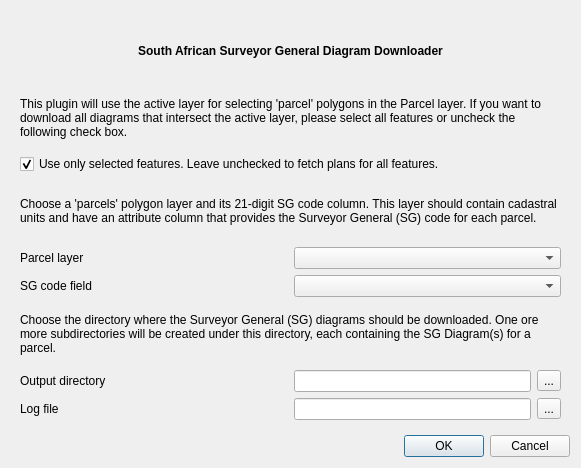
The window that ui/sg_downloader_base.ui (kartoza/sg-diagram-downloader) describes before a commit, drawn with Qt 5.
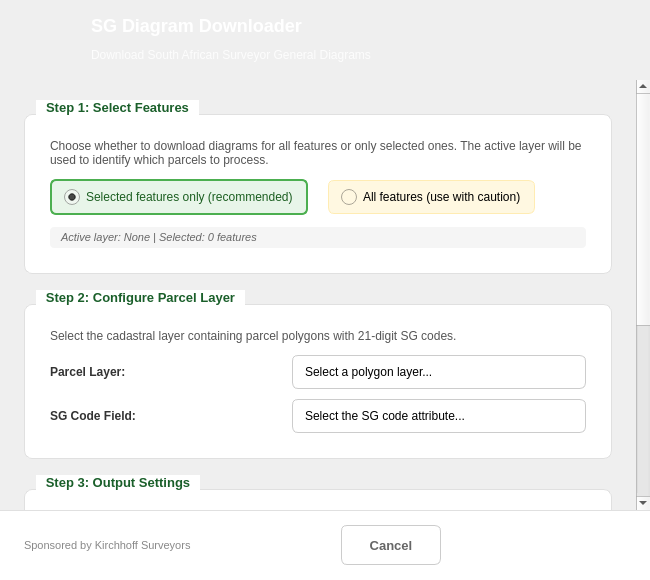
The same window after the commit. Icons and pictures are not drawn.

Commit message: Redesign download dialog with modern, intuitive UI

What changed in the file:
```diff
--- a/ui/sg_downloader_base.ui
+++ b/ui/sg_downloader_base.ui
@@ -6,201 +6,981 @@
    <rect>
     <x>0</x>
     <y>0</y>
-    <width>581</width>
-    <height>468</height>
+    <width>650</width>
+    <height>580</height>
    </rect>
   </property>
+  <property name="minimumSize">
+   <size>
+    <width>550</width>
+    <height>480</height>
+   </size>
+  </property>
   <property name="windowTitle">
-   <string>Surveyor General Diagram Downloader</string>
+   <string>SG Diagram Downloader</string>
   </property>
-  <layout class="QGridLayout" name="gridLayout">
-   <item row="0" column="0">
+  <property name="windowIcon">
+   <iconset>
+    <normaloff>../resources/icon.svg</normaloff>../resources/icon.svg</iconset>
+  </property>
+  <layout class="QVBoxLayout" name="main_layout">
+   <property name="spacing">
+    <number>0</number>
+   </property>
+   <property name="leftMargin">
+    <number>0</number>
+   </property>
+   <property name="topMargin">
+    <number>0</number>
+   </property>
+   <property name="rightMargin">
+    <number>0</number>
+   </property>
+   <property name="bottomMargin">
+    <number>0</number>
+   </property>
+   <item>
+    <!-- Header Banner -->
+    <widget class="QFrame" name="header_frame">
+     <property name="minimumSize">
+      <size>
+       <width>0</width>
+       <height>80</height>
+      </size>
+     </property>
+     <property name="maximumSize">
+      <size>
+       <width>16777215</width>
+       <height>80</height>
+      </size>
+     </property>
+     <property name="styleSheet">
+      <string notr="true">
+QFrame#header_frame {
+    background: qlineargradient(x1:0, y1:0, x2:1, y2:0,
+        stop:0 #1a5f2a, stop:0.5 #228b22, stop:1 #2e8b57);
+    border: none;
+}
+      </string>
+     </property>
+     <layout class="QHBoxLayout" name="header_layout">
+      <property name="spacing">
+       <number>15</number>
+      </property>
+      <property name="leftMargin">
+       <number>20</number>
+      </property>
+      <property name="topMargin">
+       <number>12</number>
+      </property>
+      <property name="rightMargin">
+       <number>20</number>
+      </property>
+      <property name="bottomMargin">
+       <number>12</number>
+      </property>
+      <item>
+       <widget class="QLabel" name="header_icon">
+        <property name="minimumSize">
+         <size>
+          <width>56</width>
+          <height>56</height>
+         </size>
+        </property>
+        <property name="maximumSize">
+         <size>
+          <width>56</width>
+          <height>56</height>
+         </size>
+        </property>
+        <property name="text">
+         <string/>
+        </property>
+        <property name="pixmap">
+         <pixmap>../resources/icon.svg</pixmap>
+        </property>
+        <property name="scaledContents">
+         <bool>true</bool>
+        </property>
+       </widget>
+      </item>
+      <item>
+       <layout class="QVBoxLayout" name="header_text_layout">
+        <property name="spacing">
+         <number>2</number>
+        </property>
+        <item>
+         <widget class="QLabel" name="header_title">
+          <property name="styleSheet">
+           <string notr="true">
+QLabel {
+    color: white;
+    font-size: 18px;
+    font-weight: bold;
+    background: transparent;
+}
+           </string>
+          </property>
+          <property name="text">
+           <string>SG Diagram Downloader</string>
+          </property>
+         </widget>
+        </item>
+        <item>
+         <widget class="QLabel" name="header_subtitle">
+          <property name="styleSheet">
+           <string notr="true">
+QLabel {
+    color: rgba(255, 255, 255, 0.85);
+    font-size: 12px;
+    background: transparent;
+}
+           </string>
+          </property>
+          <property name="text">
+           <string>Download South African Surveyor General Diagrams</string>
+          </property>
+         </widget>
+        </item>
+       </layout>
+      </item>
+      <item>
+       <spacer name="header_spacer">
+        <property name="orientation">
+         <enum>Qt::Horizontal</enum>
+        </property>
+        <property name="sizeHint" stdset="0">
+         <size>
+          <width>40</width>
+          <height>20</height>
+         </size>
+        </property>
+       </spacer>
+      </item>
+     </layout>
+    </widget>
+   </item>
+   <item>
+    <!-- Main Content Area -->
     <widget class="QScrollArea" name="scrollArea">
      <property name="frameShape">
       <enum>QFrame::NoFrame</enum>
      </property>
-     <property name="lineWidth">
-      <number>1</number>
-     </property>
      <property name="widgetResizable">
       <bool>true</bool>
      </property>
+     <property name="styleSheet">
+      <string notr="true">
+QScrollArea {
+    background-color: #f8f9fa;
+    border: none;
+}
+QScrollArea > QWidget > QWidget {
+    background-color: #f8f9fa;
+}
+      </string>
+     </property>
      <widget class="QWidget" name="scrollAreaWidgetContents">
       <property name="geometry">
        <rect>
         <x>0</x>
         <y>0</y>
-        <width>563</width>
-        <height>419</height>
+        <width>650</width>
+        <height>420</height>
        </rect>
       </property>
-      <layout class="QVBoxLayout" name="verticalLayout">
+      <layout class="QVBoxLayout" name="content_layout">
+       <property name="spacing">
+        <number>16</number>
+       </property>
+       <property name="leftMargin">
+        <number>24</number>
+       </property>
+       <property name="topMargin">
+        <number>20</number>
+       </property>
+       <property name="rightMargin">
+        <number>24</number>
+       </property>
+       <property name="bottomMargin">
+        <number>20</number>
+       </property>
+
+       <!-- Step 1: Feature Selection Card -->
        <item>
-        <widget class="QLabel" name="label_4">
+        <widget class="QGroupBox" name="step1_group">
+         <property name="title">
+          <string>Step 1: Select Features</string>
+         </property>
          <property name="styleSheet">
-          <string notr="true">font-weight: bold;</string>
+          <string notr="true">
+QGroupBox {
+    background-color: white;
+    border: 1px solid #e0e0e0;
+    border-radius: 8px;
+    margin-top: 14px;
+    padding: 16px;
+    font-weight: bold;
+    font-size: 13px;
+}
+QGroupBox::title {
+    subcontrol-origin: margin;
+    subcontrol-position: top left;
+    left: 12px;
+    padding: 0 8px;
+    background-color: white;
+    color: #1a5f2a;
+}
+          </string>
          </property>
-         <property name="text">
-          <string>South African Surveyor General Diagram Downloader</string>
-         </property>
-         <property name="alignment">
-          <set>Qt::AlignCenter</set>
-         </property>
+         <layout class="QVBoxLayout" name="step1_layout">
+          <property name="spacing">
+           <number>12</number>
+          </property>
+          <property name="topMargin">
+           <number>8</number>
+          </property>
+          <item>
+           <widget class="QLabel" name="step1_description">
+            <property name="styleSheet">
+             <string notr="true">
+QLabel {
+    color: #555;
+    font-weight: normal;
+    font-size: 12px;
+    line-height: 1.4;
+}
+             </string>
+            </property>
+            <property name="text">
+             <string>Choose whether to download diagrams for all features or only selected ones. The active layer will be used to identify which parcels to process.</string>
+            </property>
+            <property name="wordWrap">
+             <bool>true</bool>
+            </property>
+           </widget>
+          </item>
+          <item>
+           <layout class="QHBoxLayout" name="selection_mode_layout">
+            <property name="spacing">
+             <number>20</number>
+            </property>
+            <item>
+             <widget class="QRadioButton" name="radio_selected_only">
+              <property name="styleSheet">
+               <string notr="true">
+QRadioButton {
+    font-weight: normal;
+    font-size: 12px;
+    padding: 8px 12px;
+    background-color: #f0f7f0;
+    border: 1px solid #c8e6c9;
+    border-radius: 6px;
+}
+QRadioButton:checked {
+    background-color: #e8f5e9;
+    border: 2px solid #4caf50;
+    color: #1b5e20;
+}
+QRadioButton:hover {
+    background-color: #e8f5e9;
+}
+QRadioButton::indicator {
+    width: 16px;
+    height: 16px;
+}
+               </string>
+              </property>
+              <property name="text">
+               <string>Selected features only (recommended)</string>
+              </property>
+              <property name="checked">
+               <bool>true</bool>
+              </property>
+             </widget>
+            </item>
+            <item>
+             <widget class="QRadioButton" name="radio_all_features">
+              <property name="styleSheet">
+               <string notr="true">
+QRadioButton {
+    font-weight: normal;
+    font-size: 12px;
+    padding: 8px 12px;
+    background-color: #fff8e1;
+    border: 1px solid #ffecb3;
+    border-radius: 6px;
+}
+QRadioButton:checked {
+    background-color: #fff3e0;
+    border: 2px solid #ff9800;
+    color: #e65100;
+}
+QRadioButton:hover {
+    background-color: #fff3e0;
+}
+QRadioButton::indicator {
+    width: 16px;
+    height: 16px;
+}
+               </string>
+              </property>
+              <property name="text">
+               <string>All features (use with caution)</string>
+              </property>
+             </widget>
+            </item>
+            <item>
+             <spacer name="selection_spacer">
+              <property name="orientation">
+               <enum>Qt::Horizontal</enum>
+              </property>
+              <property name="sizeHint" stdset="0">
+               <size>
+                <width>40</width>
+                <height>20</height>
+               </size>
+              </property>
+             </spacer>
+            </item>
+           </layout>
+          </item>
+          <item>
+           <widget class="QLabel" name="selection_status">
+            <property name="styleSheet">
+             <string notr="true">
+QLabel {
+    color: #666;
+    font-weight: normal;
+    font-size: 11px;
+    font-style: italic;
+    padding: 4px 8px;
+    background-color: #f5f5f5;
+    border-radius: 4px;
+}
+             </string>
+            </property>
+            <property name="text">
+             <string>Active layer: None | Selected: 0 features</string>
+            </property>
+           </widget>
+          </item>
+         </layout>
         </widget>
        </item>
+
+       <!-- Step 2: Parcel Layer Card -->
        <item>
-        <widget class="QLabel" name="label">
-         <property name="text">
-          <string>This plugin will use the active layer for selecting 'parcel' polygons in the Parcel layer. If you want to download all diagrams that intersect the active layer, please select all features or uncheck the following check box.</string>
+        <widget class="QGroupBox" name="step2_group">
+         <property name="title">
+          <string>Step 2: Configure Parcel Layer</string>
          </property>
-         <property name="wordWrap">
-          <bool>true</bool>
+         <property name="styleSheet">
+          <string notr="true">
+QGroupBox {
+    background-color: white;
+    border: 1px solid #e0e0e0;
+    border-radius: 8px;
+    margin-top: 14px;
+    padding: 16px;
+    font-weight: bold;
+    font-size: 13px;
+}
+QGroupBox::title {
+    subcontrol-origin: margin;
+    subcontrol-position: top left;
+    left: 12px;
+    padding: 0 8px;
+    background-color: white;
+    color: #1a5f2a;
+}
+          </string>
          </property>
+         <layout class="QVBoxLayout" name="step2_layout">
+          <property name="spacing">
+           <number>12</number>
+          </property>
+          <property name="topMargin">
+           <number>8</number>
+          </property>
+          <item>
+           <widget class="QLabel" name="step2_description">
+            <property name="styleSheet">
+             <string notr="true">
+QLabel {
+    color: #555;
+    font-weight: normal;
+    font-size: 12px;
+}
+             </string>
+            </property>
+            <property name="text">
+             <string>Select the cadastral layer containing parcel polygons with 21-digit SG codes.</string>
+            </property>
+            <property name="wordWrap">
+             <bool>true</bool>
+            </property>
+           </widget>
+          </item>
+          <item>
+           <layout class="QGridLayout" name="parcel_grid">
+            <property name="horizontalSpacing">
+             <number>16</number>
+            </property>
+            <property name="verticalSpacing">
+             <number>10</number>
+            </property>
+            <item row="0" column="0">
+             <widget class="QLabel" name="label_parcel_layer">
+              <property name="styleSheet">
+               <string notr="true">
+QLabel {
+    font-weight: 600;
+    font-size: 12px;
+    color: #333;
+}
+               </string>
+              </property>
+              <property name="text">
+               <string>Parcel Layer:</string>
+              </property>
+              <property name="buddy">
+               <cstring>combo_box_parcel_layer</cstring>
+              </property>
+             </widget>
+            </item>
+            <item row="0" column="1">
+             <widget class="QComboBox" name="combo_box_parcel_layer">
+              <property name="styleSheet">
+               <string notr="true">
+QComboBox {
+    font-weight: normal;
+    font-size: 12px;
+    padding: 8px 12px;
+    border: 1px solid #ccc;
+    border-radius: 6px;
+    background-color: white;
+    min-width: 250px;
+}
+QComboBox:hover {
+    border-color: #4caf50;
+}
+QComboBox:focus {
+    border: 2px solid #4caf50;
+}
+QComboBox::drop-down {
+    border: none;
+    padding-right: 10px;
+}
+               </string>
+              </property>
+              <property name="placeholderText">
+               <string>Select a polygon layer...</string>
+              </property>
+             </widget>
+            </item>
+            <item row="1" column="0">
+             <widget class="QLabel" name="label_sg_code_field">
+              <property name="styleSheet">
+               <string notr="true">
+QLabel {
+    font-weight: 600;
+    font-size: 12px;
+    color: #333;
+}
+               </string>
+              </property>
+              <property name="text">
+               <string>SG Code Field:</string>
+              </property>
+              <property name="buddy">
+               <cstring>combo_box_sg_code_field</cstring>
+              </property>
+             </widget>
+            </item>
+            <item row="1" column="1">
+             <widget class="QComboBox" name="combo_box_sg_code_field">
+              <property name="styleSheet">
+               <string notr="true">
+QComboBox {
+    font-weight: normal;
+    font-size: 12px;
+    padding: 8px 12px;
+    border: 1px solid #ccc;
+    border-radius: 6px;
+    background-color: white;
+    min-width: 250px;
+}
+QComboBox:hover {
+    border-color: #4caf50;
+}
+QComboBox:focus {
+    border: 2px solid #4caf50;
+}
+QComboBox::drop-down {
+    border: none;
+    padding-right: 10px;
+}
+               </string>
+              </property>
+              <property name="placeholderText">
+               <string>Select the SG code attribute...</string>
+              </property>
+             </widget>
+            </item>
+           </layout>
+          </item>
+         </layout>
         </widget>
        </item>
+
+       <!-- Step 3: Output Settings Card -->
        <item>
-        <widget class="QCheckBox" name="selected_sites_only">
-         <property name="text">
-          <string>Use only selected features. Leave unchecked to fetch plans for all features.</string>
+        <widget class="QGroupBox" name="step3_group">
+         <property name="title">
+          <string>Step 3: Output Settings</string>
          </property>
-         <property name="checked">
-          <bool>true</bool>
+         <property name="styleSheet">
+          <string notr="true">
+QGroupBox {
+    background-color: white;
+    border: 1px solid #e0e0e0;
+    border-radius: 8px;
+    margin-top: 14px;
+    padding: 16px;
+    font-weight: bold;
+    font-size: 13px;
+}
+QGroupBox::title {
+    subcontrol-origin: margin;
+    subcontrol-position: top left;
+    left: 12px;
+    padding: 0 8px;
+    background-color: white;
+    color: #1a5f2a;
+}
+          </string>
          </property>
+         <layout class="QVBoxLayout" name="step3_layout">
+          <property name="spacing">
+           <number>12</number>
+          </property>
+          <property name="topMargin">
+           <number>8</number>
+          </property>
+          <item>
+           <widget class="QLabel" name="step3_description">
+            <property name="styleSheet">
+             <string notr="true">
+QLabel {
+    color: #555;
+    font-weight: normal;
+    font-size: 12px;
+}
+             </string>
+            </property>
+            <property name="text">
+             <string>Configure where downloaded diagrams and logs will be saved.</string>
+            </property>
+            <property name="wordWrap">
+             <bool>true</bool>
+            </property>
+           </widget>
+          </item>
+          <item>
+           <layout class="QGridLayout" name="output_grid">
+            <property name="horizontalSpacing">
+             <number>12</number>
+            </property>
+            <property name="verticalSpacing">
+             <number>10</number>
+            </property>
+            <item row="0" column="0">
+             <widget class="QLabel" name="label_output_directory">
+              <property name="styleSheet">
+               <string notr="true">
+QLabel {
+    font-weight: 600;
+    font-size: 12px;
+    color: #333;
+}
+               </string>
+              </property>
+              <property name="text">
+               <string>Output Folder:</string>
+              </property>
+              <property name="buddy">
+               <cstring>line_edit_output_directory</cstring>
+              </property>
+             </widget>
+            </item>
+            <item row="0" column="1">
+             <widget class="QLineEdit" name="line_edit_output_directory">
+              <property name="styleSheet">
+               <string notr="true">
+QLineEdit {
+    font-weight: normal;
+    font-size: 12px;
+    padding: 8px 12px;
+    border: 1px solid #ccc;
+    border-radius: 6px;
+    background-color: white;
+}
+QLineEdit:hover {
+    border-color: #4caf50;
+}
+QLineEdit:focus {
+    border: 2px solid #4caf50;
+}
+               </string>
+              </property>
+              <property name="placeholderText">
+               <string>Select output folder for diagrams...</string>
+              </property>
+             </widget>
+            </item>
+            <item row="0" column="2">
+             <widget class="QToolButton" name="output_directory_button">
+              <property name="styleSheet">
+               <string notr="true">
+QToolButton {
+    font-weight: normal;
+    font-size: 14px;
+    padding: 8px 14px;
+    border: 1px solid #4caf50;
+    border-radius: 6px;
+    background-color: #e8f5e9;
+    color: #1b5e20;
+}
+QToolButton:hover {
+    background-color: #c8e6c9;
+}
+QToolButton:pressed {
+    background-color: #a5d6a7;
+}
+               </string>
+              </property>
+              <property name="text">
+               <string>Browse</string>
+              </property>
+             </widget>
+            </item>
+            <item row="1" column="0">
+             <widget class="QLabel" name="label_log_file">
+              <property name="styleSheet">
+               <string notr="true">
+QLabel {
+    font-weight: 600;
+    font-size: 12px;
+    color: #333;
+}
+               </string>
+              </property>
+              <property name="text">
+               <string>Log File:</string>
+              </property>
+              <property name="buddy">
+               <cstring>line_edit_log_file</cstring>
+              </property>
+             </widget>
+            </item>
+            <item row="1" column="1">
+             <widget class="QLineEdit" name="line_edit_log_file">
+              <property name="styleSheet">
+               <string notr="true">
+QLineEdit {
+    font-weight: normal;
+    font-size: 12px;
+    padding: 8px 12px;
+    border: 1px solid #ccc;
+    border-radius: 6px;
+    background-color: white;
+}
+QLineEdit:hover {
+    border-color: #4caf50;
+}
+QLineEdit:focus {
+    border: 2px solid #4caf50;
+}
+               </string>
+              </property>
+              <property name="placeholderText">
+               <string>Select log file location...</string>
+              </property>
+             </widget>
+            </item>
+            <item row="1" column="2">
+             <widget class="QToolButton" name="log_file_button">
+              <property name="styleSheet">
+               <string notr="true">
+QToolButton {
+    font-weight: normal;
+    font-size: 14px;
+    padding: 8px 14px;
+    border: 1px solid #4caf50;
+    border-radius: 6px;
+    background-color: #e8f5e9;
+    color: #1b5e20;
+}
+QToolButton:hover {
+    background-color: #c8e6c9;
+}
+QToolButton:pressed {
+    background-color: #a5d6a7;
+}
+               </string>
+              </property>
+              <property name="text">
+               <string>Browse</string>
+              </property>
+             </widget>
+            </item>
+           </layout>
+          </item>
+         </layout>
         </widget>
        </item>
+
+       <!-- Progress Section (initially hidden) -->
        <item>
-        <widget class="QLabel" name="label_2">
-         <property name="text">
-          <string>Choose a 'parcels' polygon layer and its 21-digit SG code column. This layer should contain cadastral units and have an attribute column that provides the Surveyor General (SG) code for each parcel.</string>
+        <widget class="QFrame" name="progress_frame">
+         <property name="styleSheet">
+          <string notr="true">
+QFrame#progress_frame {
+    background-color: white;
+    border: 1px solid #e0e0e0;
+    border-radius: 8px;
+    padding: 16px;
+}
+          </string>
          </property>
-         <property name="wordWrap">
-          <bool>true</bool>
+         <property name="visible">
+          <bool>false</bool>
          </property>
+         <layout class="QVBoxLayout" name="progress_layout">
+          <property name="spacing">
+           <number>10</number>
+          </property>
+          <item>
+           <widget class="QLabel" name="progress_title">
+            <property name="styleSheet">
+             <string notr="true">
+QLabel {
+    font-weight: bold;
+    font-size: 13px;
+    color: #1a5f2a;
+}
+             </string>
+            </property>
+            <property name="text">
+             <string>Downloading Diagrams...</string>
+            </property>
+           </widget>
+          </item>
+          <item>
+           <widget class="QProgressBar" name="progress_bar">
+            <property name="styleSheet">
+             <string notr="true">
+QProgressBar {
+    border: 1px solid #e0e0e0;
+    border-radius: 6px;
+    background-color: #f5f5f5;
+    height: 20px;
+    text-align: center;
+}
+QProgressBar::chunk {
+    background: qlineargradient(x1:0, y1:0, x2:1, y2:0,
+        stop:0 #4caf50, stop:1 #8bc34a);
+    border-radius: 5px;
+}
+             </string>
+            </property>
+            <property name="value">
+             <number>0</number>
+            </property>
+           </widget>
+          </item>
+          <item>
+           <widget class="QLabel" name="progress_status">
+            <property name="styleSheet">
+             <string notr="true">
+QLabel {
+    color: #666;
+    font-size: 11px;
+}
+             </string>
+            </property>
+            <property name="text">
+             <string>Preparing download...</string>
+            </property>
+           </widget>
+          </item>
+         </layout>
         </widget>
        </item>
+
+       <!-- Spacer -->
        <item>
-        <layout class="QHBoxLayout" name="horizontalLayout_3">
-         <item>
-          <widget class="QLabel" name="label_parcel_layer">
-           <property name="text">
-            <string>Parcel layer</string>
-           </property>
-           <property name="buddy">
-            <cstring>combo_box_parcel_layer</cstring>
-           </property>
-          </widget>
-         </item>
-         <item>
-          <widget class="QComboBox" name="combo_box_parcel_layer"/>
-         </item>
-        </layout>
-       </item>
-       <item>
-        <layout class="QHBoxLayout" name="horizontalLayout_4">
-         <item>
-          <widget class="QLabel" name="label_sg_code_field">
-           <property name="text">
-            <string>SG code field</string>
-           </property>
-           <property name="buddy">
-            <cstring>combo_box_sg_code_field</cstring>
-           </property>
-          </widget>
-         </item>
-         <item>
-          <widget class="QComboBox" name="combo_box_sg_code_field"/>
-         </item>
-        </layout>
-       </item>
-       <item>
-        <widget class="QLabel" name="label_3">
-         <property name="text">
-          <string>Choose the directory where the Surveyor General (SG) diagrams should be downloaded. One ore more subdirectories will be created under this directory, each containing the SG Diagram(s) for a parcel.</string>
+        <spacer name="content_spacer">
+         <property name="orientation">
+          <enum>Qt::Vertical</enum>
          </property>
-         <property name="wordWrap">
-          <bool>true</bool>
+         <property name="sizeHint" stdset="0">
+          <size>
+           <width>20</width>
+           <height>20</height>
+          </size>
          </property>
-        </widget>
-       </item>
-       <item>
-        <layout class="QHBoxLayout" name="horizontalLayout_5">
-         <item>
-          <widget class="QLabel" name="label_ouput_directory">
-           <property name="text">
-            <string>Output directory</string>
-           </property>
-           <property name="buddy">
-            <cstring>line_edit_output_directory</cstring>
-           </property>
-          </widget>
-         </item>
-         <item>
-          <layout class="QHBoxLayout" name="horizontalLayout">
-           <item>
-            <widget class="QLineEdit" name="line_edit_output_directory">
-             <property name="sizePolicy">
-              <sizepolicy hsizetype="Preferred" vsizetype="Fixed">
-               <horstretch>0</horstretch>
-               <verstretch>0</verstretch>
-              </sizepolicy>
-             </property>
-            </widget>
-           </item>
-           <item>
-            <widget class="QToolButton" name="output_directory_button">
-             <property name="text">
-              <string>...</string>
-             </property>
-            </widget>
-           </item>
-          </layout>
-         </item>
-        </layout>
-       </item>
-       <item>
-        <layout class="QHBoxLayout" name="horizontalLayout_2">
-         <item>
-          <widget class="QLabel" name="label_log_file">
-           <property name="text">
-            <string>Log file</string>
-           </property>
-          </widget>
-         </item>
-         <item>
-          <layout class="QHBoxLayout" name="horizontalLayout_6">
-           <item>
-            <widget class="QLineEdit" name="line_edit_log_file">
-             <property name="sizePolicy">
-              <sizepolicy hsizetype="Preferred" vsizetype="Fixed">
-               <horstretch>0</horstretch>
-               <verstretch>0</verstretch>
-              </sizepolicy>
-             </property>
-            </widget>
-           </item>
-           <item>
-            <widget class="QToolButton" name="log_file_button">
-             <property name="text">
-              <string>...</string>
-             </property>
-            </widget>
-           </item>
-          </layout>
-         </item>
-        </layout>
+        </spacer>
        </item>
       </layout>
      </widget>
     </widget>
    </item>
-   <item row="1" column="0">
-    <widget class="QDialogButtonBox" name="buttonBox">
-     <property name="orientation">
-      <enum>Qt::Horizontal</enum>
+
+   <!-- Footer with Buttons -->
+   <item>
+    <widget class="QFrame" name="footer_frame">
+     <property name="minimumSize">
+      <size>
+       <width>0</width>
+       <height>70</height>
+      </size>
      </property>
-     <property name="standardButtons">
-      <set>QDialogButtonBox::Cancel|QDialogButtonBox::Ok</set>
+     <property name="maximumSize">
+      <size>
+       <width>16777215</width>
+       <height>70</height>
+      </size>
      </property>
+     <property name="styleSheet">
+      <string notr="true">
+QFrame#footer_frame {
+    background-color: white;
+    border-top: 1px solid #e0e0e0;
+}
+      </string>
+     </property>
+     <layout class="QHBoxLayout" name="footer_layout">
+      <property name="spacing">
+       <number>12</number>
+      </property>
+      <property name="leftMargin">
+       <number>24</number>
+      </property>
+      <property name="topMargin">
+       <number>12</number>
+      </property>
+      <property name="rightMargin">
+       <number>24</number>
+      </property>
+      <property name="bottomMargin">
+       <number>12</number>
+      </property>
+      <item>
+       <widget class="QLabel" name="footer_info">
+        <property name="styleSheet">
+         <string notr="true">
+QLabel {
+    color: #888;
+    font-size: 11px;
+}
+         </string>
+        </property>
+        <property name="text">
+         <string>Sponsored by Kirchhoff Surveyors</string>
+        </property>
+       </widget>
+      </item>
+      <item>
+       <spacer name="footer_spacer">
+        <property name="orientation">
+         <enum>Qt::Horizontal</enum>
+        </property>
+        <property name="sizeHint" stdset="0">
+         <size>
+          <width>40</width>
+          <height>20</height>
+         </size>
+        </property>
+       </spacer>
+      </item>
+      <item>
+       <widget class="QPushButton" name="button_cancel">
+        <property name="minimumSize">
+         <size>
+          <width>100</width>
+          <height>40</height>
+         </size>
+        </property>
+        <property name="styleSheet">
+         <string notr="true">
+QPushButton {
+    font-size: 13px;
+    font-weight: 500;
+    padding: 10px 24px;
+    border: 1px solid #ccc;
+    border-radius: 6px;
+    background-color: white;
+    color: #666;
+}
+QPushButton:hover {
+    background-color: #f5f5f5;
+    border-color: #999;
+}
+QPushButton:pressed {
+    background-color: #e0e0e0;
+}
+         </string>
+        </property>
+        <property name="text">
+         <string>Cancel</string>
+        </property>
+       </widget>
+      </item>
+      <item>
+       <widget class="QPushButton" name="button_download">
+        <property name="minimumSize">
+         <size>
+          <width>140</width>
+          <height>40</height>
+         </size>
+        </property>
+        <property name="styleSheet">
+         <string notr="true">
+QPushButton {
+    font-size: 13px;
+    font-weight: bold;
+    padding: 10px 24px;
+    border: none;
+    border-radius: 6px;
+    background: qlineargradient(x1:0, y1:0, x2:1, y2:0,
+        stop:0 #1a5f2a, stop:1 #228b22);
+    color: white;
+}
+QPushButton:hover {
+    background: qlineargradient(x1:0, y1:0, x2:1, y2:0,
+        stop:0 #228b22, stop:1 #2e8b57);
+}
+QPushButton:pressed {
+    background: qlineargradient(x1:0, y1:0, x2:1, y2:0,
+        stop:0 #145020, stop:1 #1a6b1a);
+}
+QPushButton:disabled {
+    background-color: #ccc;
+    color: #888;
+}
+         </string>
+        </property>
+        <property name="text">
+         <string>Download Diagrams</string>
+        </property>
+        <property name="default">
+         <bool>true</bool>
+        </property>
+       </widget>
+      </item>
+     </layout>
     </widget>
    </item>
   </layout>
```
Left out of the diff: 39 changed lines with no effect on the pictures. The commit also changes 3 other files.
